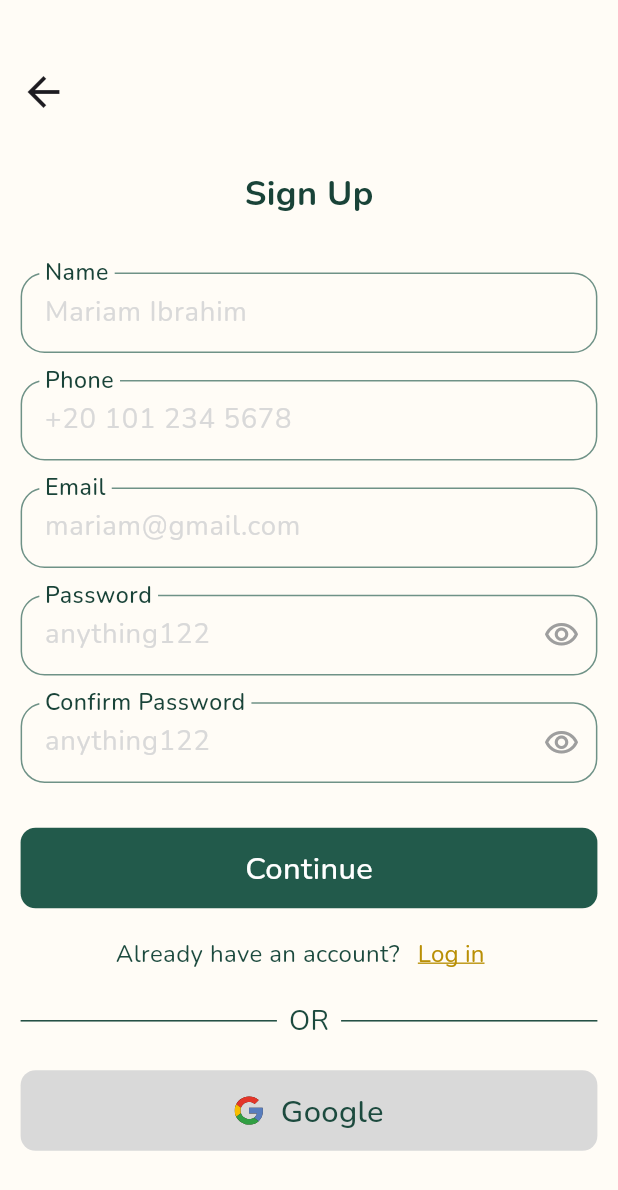
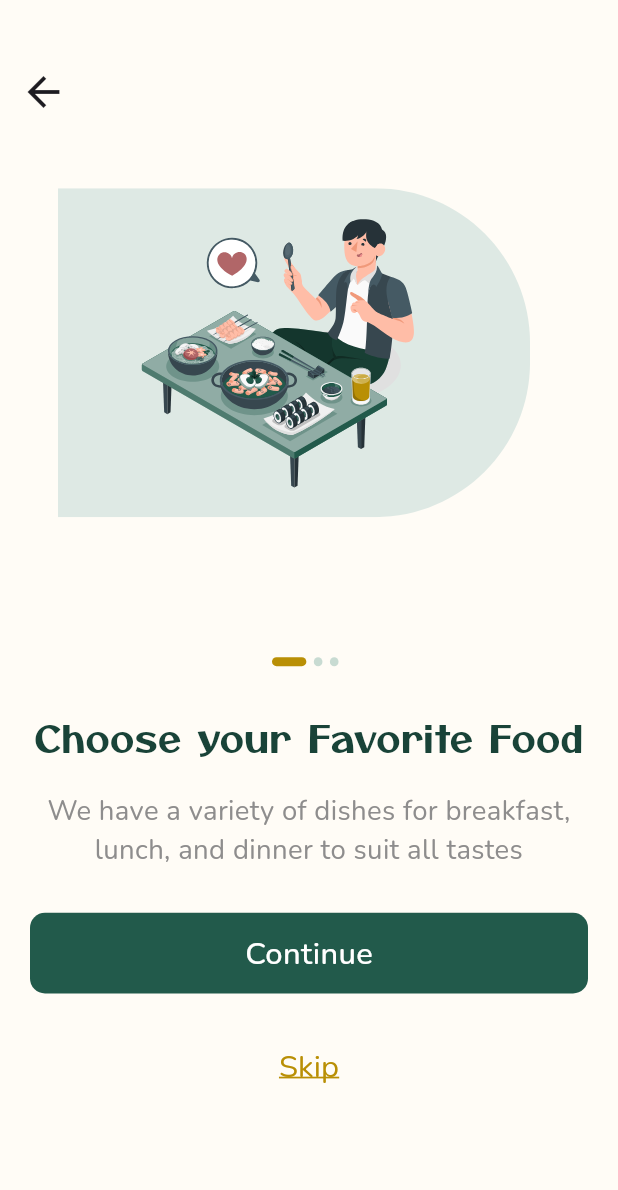
Before and after one commit to Mariamibrahim88/GraceCycle, a Flutter app: the screen it shows after launch, after a tap on the "arrow back" icon, on a phone screen of 412 x 824 dp. Shown: the top 1190 px of the screen. Run offline on Flutter 3.47's test engine with Material 3 defaults, Android fonts, the phone set to English and light mode, and no system bars; our stand-ins replace bloc, flutter_bloc, flutter_otp_text_field, flutter_screenutil, flutter_svg, google_fonts.

Commit message:
finish onbourding screens

```diff
--- a/lib/core/routes/app_routes.dart
+++ b/lib/core/routes/app_routes.dart
@@ -6,6 +6,7 @@ import 'package:grace_cycle/features/Authentication/presentation/views/signup_co
 import 'package:grace_cycle/features/Authentication/presentation/views/signup_view.dart';
 import 'package:grace_cycle/features/Authentication/presentation/views/succ_set_new_pass_view.dart';
 import 'package:grace_cycle/features/Authentication/presentation/views/verify_your_email_view.dart';
+import 'package:grace_cycle/features/onBourding/presentation/views/onbourding_view.dart';
 
 class Routes {
   static const String initialRoute = '/';
@@ -15,15 +16,15 @@ class Routes {
   static const String firstForgetPass = '/firstForgetPass';
   static const String verfiyYourEmail = '/verfiyYourEmail';
   static const String setNewPass = '/setNewPass';
-    static const String succSetNewPass = '/succSetNewPass';
-
+  static const String succSetNewPass = '/succSetNewPass';
+  static const String onBourding = '/OnBourding';
 }
 
 class AppRoutes {
   static Route? generateRoute(RouteSettings settings) {
     switch (settings.name) {
       case Routes.initialRoute:
-        return MaterialPageRoute(builder: (_) => const SignupView());
+        return MaterialPageRoute(builder: (_) => const OnBourdingView());
       case Routes.continueSignup:
         return MaterialPageRoute(builder: (_) => const SignupContinueView());
       case Routes.login:
@@ -36,6 +37,8 @@ class AppRoutes {
         return MaterialPageRoute(builder: (_) => const SetNewPassView());
       case Routes.succSetNewPass:
         return MaterialPageRoute(builder: (_) => const SuccSetNewPassView());
+      case Routes.onBourding:
+        return MaterialPageRoute(builder: (_) => const OnBourdingView());
       default:
         return MaterialPageRoute(builder: (_) => const Scaffold());
     }
--- a/lib/core/utils/app_assets.dart
+++ b/lib/core/utils/app_assets.dart
@@ -4,4 +4,7 @@ class AppAssets {
   static String imgVerifyYourEmail = 'assets/images/verifyyourpass.svg';
   static String imgGoogle = 'assets/images/google.svg';
   static String imgCongratulation = 'assets/images/conglatulatons.svg';
+  static String imgOnboarding1 = 'assets/images/imgThree.svg';
+  static String imgOnboarding2 = 'assets/images/imgTwo.svg';
+  static String imgOnboarding3 = 'assets/images/imgOne.svg';
 }
--- a/lib/core/utils/app_colors.dart
+++ b/lib/core/utils/app_colors.dart
@@ -10,4 +10,6 @@ class AppColors {
   static const Color greenBorder = Color(0xff6F9287);
   static const Color greenButt = Color(0xff225A4B);
   static const Color grey2 = Color(0xffC4C7C5);
+  static const Color grey3 = Color(0xff8E8D8D);
+  static const Color secondgreenItself = Color(0xffC8DBD2);
 }
--- a/lib/features/Authentication/presentation/views/widgets/custom_app_bar.dart
+++ b/lib/core/widgets/custom_app_bar.dart
@@ -3,9 +3,11 @@ import 'package:flutter/material.dart';
 class CustomAppBar extends StatelessWidget implements PreferredSizeWidget {
   const CustomAppBar({
     super.key,
+    this.padding = const EdgeInsets.only(top: 45.0, left: 2.0),
     required this.onPressed,
   });
   final void Function()? onPressed;
+  final EdgeInsetsGeometry padding;
 
   @override
   Widget build(BuildContext context) {
@@ -15,9 +17,9 @@ class CustomAppBar extends StatelessWidget implements PreferredSizeWidget {
       backgroundColor: Colors.transparent,
       leading: GestureDetector(
         onTap: onPressed,
-        child: const Padding(
-          padding: EdgeInsets.only(top: 45.0, left: 2.0),
-          child: Icon(
+        child: Padding(
+          padding: padding,
+          child: const Icon(
             Icons.arrow_back_outlined,
             size: 32,
           ),
--- a/lib/features/Authentication/presentation/views/first_forget_pass_view.dart
+++ b/lib/features/Authentication/presentation/views/first_forget_pass_view.dart
@@ -1,6 +1,6 @@
 import 'package:flutter/material.dart';
 import 'package:grace_cycle/core/utils/app_colors.dart';
-import 'package:grace_cycle/features/Authentication/presentation/views/widgets/custom_app_bar.dart';
+import 'package:grace_cycle/core/widgets/custom_app_bar.dart';
 import 'package:grace_cycle/features/Authentication/presentation/views/widgets/first_forget_pass_view_body.dart';
 
 class FirstForgetPassView extends StatelessWidget {
--- a/lib/features/Authentication/presentation/views/login_in_view.dart
+++ b/lib/features/Authentication/presentation/views/login_in_view.dart
@@ -1,6 +1,6 @@
 import 'package:flutter/material.dart';
 import 'package:grace_cycle/core/utils/app_colors.dart';
-import 'package:grace_cycle/features/Authentication/presentation/views/widgets/custom_app_bar.dart';
+import 'package:grace_cycle/core/widgets/custom_app_bar.dart';
 import 'package:grace_cycle/features/Authentication/presentation/views/widgets/login_view_body.dart';
 
 class LoginInView extends StatelessWidget {
--- a/lib/features/Authentication/presentation/views/set_new_pass_view.dart
+++ b/lib/features/Authentication/presentation/views/set_new_pass_view.dart
@@ -1,6 +1,6 @@
 import 'package:flutter/material.dart';
 import 'package:grace_cycle/core/utils/app_colors.dart';
-import 'package:grace_cycle/features/Authentication/presentation/views/widgets/custom_app_bar.dart';
+import 'package:grace_cycle/core/widgets/custom_app_bar.dart';
 import 'package:grace_cycle/features/Authentication/presentation/views/widgets/set_new_pass_view_body.dart';
 
 class SetNewPassView extends StatelessWidget {
--- a/lib/features/Authentication/presentation/views/signup_continue_view.dart
+++ b/lib/features/Authentication/presentation/views/signup_continue_view.dart
@@ -1,6 +1,6 @@
 import 'package:flutter/material.dart';
 import 'package:grace_cycle/core/utils/app_colors.dart';
-import 'package:grace_cycle/features/Authentication/presentation/views/widgets/custom_app_bar.dart';
+import 'package:grace_cycle/core/widgets/custom_app_bar.dart';
 import 'package:grace_cycle/features/Authentication/presentation/views/widgets/signup_continue_body.dart';
 
 class SignupContinueView extends StatelessWidget {
--- a/lib/features/Authentication/presentation/views/signup_view.dart
+++ b/lib/features/Authentication/presentation/views/signup_view.dart
@@ -1,6 +1,6 @@
 import 'package:flutter/material.dart';
 import 'package:grace_cycle/core/utils/app_colors.dart';
-import 'package:grace_cycle/features/Authentication/presentation/views/widgets/custom_app_bar.dart';
+import 'package:grace_cycle/core/widgets/custom_app_bar.dart';
 import 'package:grace_cycle/features/Authentication/presentation/views/widgets/signup_view_body.dart';
 
 class SignupView extends StatelessWidget {
--- a/lib/features/Authentication/presentation/views/succ_set_new_pass_view.dart
+++ b/lib/features/Authentication/presentation/views/succ_set_new_pass_view.dart
@@ -1,6 +1,6 @@
 import 'package:flutter/material.dart';
 import 'package:grace_cycle/core/utils/app_colors.dart';
-import 'package:grace_cycle/features/Authentication/presentation/views/widgets/custom_app_bar.dart';
+import 'package:grace_cycle/core/widgets/custom_app_bar.dart';
 import 'package:grace_cycle/features/Authentication/presentation/views/widgets/succ_set_new_pass_view_body.dart';
 
 class SuccSetNewPassView extends StatelessWidget {
--- a/lib/features/Authentication/presentation/views/verify_your_email_view.dart
+++ b/lib/features/Authentication/presentation/views/verify_your_email_view.dart
@@ -1,6 +1,6 @@
 import 'package:flutter/material.dart';
 import 'package:grace_cycle/core/utils/app_colors.dart';
-import 'package:grace_cycle/features/Authentication/presentation/views/widgets/custom_app_bar.dart';
+import 'package:grace_cycle/core/widgets/custom_app_bar.dart';
 import 'package:grace_cycle/features/Authentication/presentation/views/widgets/verify_your_email_view_body.dart';
 
 class VerifyYourEmailView extends StatelessWidget {
--- a/lib/features/Authentication/presentation/views/widgets/custom_yellow_text.dart
+++ b/lib/features/Authentication/presentation/views/widgets/custom_yellow_text.dart
@@ -4,9 +4,11 @@ import 'package:google_fonts/google_fonts.dart';
 import 'package:grace_cycle/core/utils/app_colors.dart';
 
 class CustomYellowText extends StatelessWidget {
-  const CustomYellowText({super.key, required this.text2, this.onPressed});
+  const CustomYellowText(
+      {super.key, this.fontsize = 14, required this.text2, this.onPressed});
 
   final String text2;
+  final double fontsize;
   final Function()? onPressed;
 
   @override
@@ -16,7 +18,7 @@ class CustomYellowText extends StatelessWidget {
       child: Text(text2,
           style: GoogleFonts.nunito(
               textBaseline: TextBaseline.alphabetic,
-              fontSize: 14.sp,
+              fontSize: fontsize.sp,
               decoration: TextDecoration.underline,
               decorationColor: AppColors.yellow,
               decorationThickness: 2,
--- /dev/null
+++ b/lib/features/onBourding/presentation/views/components/onbourding_body.dart
@@ -0,0 +1,179 @@
+import 'package:flutter/material.dart';
+import 'package:flutter_screenutil/flutter_screenutil.dart';
+import 'package:flutter_svg/flutter_svg.dart';
+import 'package:google_fonts/google_fonts.dart';
+import 'package:grace_cycle/core/utils/app_colors.dart';
+import 'package:grace_cycle/core/utils/app_spacing.dart';
+import 'package:grace_cycle/core/widgets/custom_app_bar.dart';
+import 'package:grace_cycle/features/Authentication/presentation/views/widgets/custom_button.dart';
+import 'package:grace_cycle/features/Authentication/presentation/views/widgets/custom_yellow_text.dart';
+import 'package:grace_cycle/features/onBourding/presentation/views/components/onBourding_data.dart';
+
+class OnbourdingBody extends StatefulWidget {
+  const OnbourdingBody({super.key});
+
+  @override
+  State<OnbourdingBody> createState() => _OnbourdingBodyState();
+}
+
+class _OnbourdingBodyState extends State<OnbourdingBody> {
+  final controller = OnbourdingData();
+  final pageController = PageController();
+  int currentIndex = 0;
+
+  @override
+  Widget build(BuildContext context) {
+    return Column(
+      children: [
+        Expanded(
+          child: PageView.builder(
+            onPageChanged: (value) {
+              setState(() {
+                currentIndex = value;
+              });
+            },
+            controller: pageController,
+            itemCount: controller.items.length,
+            itemBuilder: (context, index) => index == 1
+                ? _buildSpecialPage(index)
+                : _buildDefaultPage(index),
+          ),
+        ),
+      ],
+    );
+  }
+
+  Widget _buildSpecialPage(int index) {
+    return Column(
+      children: [
+        Row(
+          crossAxisAlignment: CrossAxisAlignment.start,
+          children: [
+            Padding(
+              padding: const EdgeInsets.only(top: 45.0, left: 10.0),
+              child: GestureDetector(
+                onTap: () => pageController.previousPage(
+                  duration: const Duration(milliseconds: 300),
+                  curve: Curves.easeIn,
+                ),
+                child: const Icon(
+                  Icons.arrow_back_outlined,
+                  size: 32,
+                ),
+              ),
+            ),
+            SizedBox(
+              height: 300.h,
+              width: 275.w,
+              child: SvgPicture.asset(controller.items[index].image),
+            ),
+          ],
+        ),
+        verticalSpace(65),
+        buildDots(),
+        verticalSpace(24),
+        _buildContent(index),
+      ],
+    );
+  }
+
+  Widget _buildDefaultPage(int index) {
+    return Column(
+      children: [
+        CustomAppBar(
+          onPressed: () {
+            currentIndex == 0
+                ? Navigator.pop(context)
+                : pageController.previousPage(
+                    duration: const Duration(milliseconds: 700),
+                    curve: Curves.easeIn,
+                  );
+          },
+        ),
+        Padding(
+          padding: currentIndex == 0
+              ? const EdgeInsets.only(right: 20)
+              : currentIndex == 2
+                  ? const EdgeInsets.only(left: 20)
+                  : const EdgeInsets.symmetric(horizontal: 20),
+          child: SvgPicture.asset(controller.items[index].image,
+              height: 300.h, width: 275.w),
+        ),
+        verticalSpace(20),
+        buildDots(),
+        verticalSpace(24),
+        _buildContent(index),
+      ],
+    );
+  }
+
+  Widget _buildContent(int index) {
+    return Padding(
+      padding: const EdgeInsets.symmetric(horizontal: 20),
+      child: Column(
+        children: [
+          Text(
+            controller.items[index].title,
+            style: TextStyle(
+              fontSize: 22.sp,
+              color: AppColors.greentit,
+              fontFamily: 'OtomanopeeOne',
+              fontWeight: FontWeight.w400,
+            ),
+          ),
+          SizedBox(height: 16.h),
+          Text(
+            controller.items[index].description,
+            textAlign: TextAlign.center,
+            style: GoogleFonts.nunito(
+              fontSize: 16.sp,
+              color: AppColors.grey3,
+              fontWeight: FontWeight.w400,
+            ),
+          ),
+          verticalSpace(24),
+          CustomButton(
+            text: 'Continue',
+            onPressed: () {
+              currentIndex == 2
+                  ? Navigator.pop(context)
+                  : pageController.nextPage(
+                      duration: const Duration(milliseconds: 300),
+                      curve: Curves.easeIn,
+                    );
+            },
+            textColor: Colors.white,
+            color: AppColors.greenButt,
+          ),
+          verticalSpace(20),
+          CustomYellowText(
+            text2: 'Skip',
+            fontsize: 18,
+            onPressed: () => Navigator.pop(context),
+          ),
+        ],
+      ),
+    );
+  }
+
+  Widget buildDots() {
+    return Row(
+      mainAxisAlignment: MainAxisAlignment.center,
+      children: List.generate(
+        controller.items.length,
+        (index) => AnimatedContainer(
+          duration: const Duration(milliseconds: 700),
+          margin: const EdgeInsets.only(right: 5),
+          height: 5.h,
+          width: currentIndex == index ? 20.w : 5.w,
+          decoration: BoxDecoration(
+            color: currentIndex == index
+                ? AppColors.yellow
+                : AppColors.secondgreenItself,
+            borderRadius: BorderRadius.circular(10),
+          ),
+        ),
+      ),
+    );
+  }
+}
--- /dev/null
+++ b/lib/features/onBourding/presentation/views/components/onbourding_data.dart
@@ -0,0 +1,21 @@
+import 'package:grace_cycle/core/utils/app_assets.dart';
+import 'package:grace_cycle/features/onBourding/presentation/views/components/onBourding_Info.dart';
+
+class OnbourdingData {
+  List<OnbourdingInfo> items = [
+    OnbourdingInfo(
+        title: 'Choose your Favorite Food',
+        description:
+            'We have a variety of dishes for breakfast, lunch, and dinner to suit all tastes',
+        image: AppAssets.imgOnboarding1),
+    OnbourdingInfo(
+        title: 'Save money on your food',
+        description:
+            'Enjoy exclusive discounts on all your favorite snacks year-round',
+        image: AppAssets.imgOnboarding2),
+    OnbourdingInfo(
+        title: 'Delivery to your door',
+        description: 'Enjoy the feature of ordering food \n to your door',
+        image: AppAssets.imgOnboarding3),
+  ];
+}
--- /dev/null
+++ b/lib/features/onBourding/presentation/views/components/onbourding_info.dart
@@ -0,0 +1,11 @@
+class OnbourdingInfo {
+  final String title;
+  final String description;
+  final String image;
+
+  OnbourdingInfo({
+    required this.title,
+    required this.description,
+    required this.image,
+  });
+}
--- /dev/null
+++ b/lib/features/onBourding/presentation/views/onbourding_view.dart
@@ -0,0 +1,22 @@
+import 'package:flutter/material.dart';
+import 'package:grace_cycle/core/utils/app_colors.dart';
+import 'package:grace_cycle/core/widgets/custom_app_bar.dart';
+import 'package:grace_cycle/features/onBourding/presentation/views/components/onbourding_body.dart';
+
+class OnBourdingView extends StatelessWidget {
+  const OnBourdingView({super.key});
+
+  @override
+  Widget build(BuildContext context) {
+    return SafeArea(
+        child: Scaffold(
+            // appBar: CustomAppBar(
+            //   padding: const EdgeInsets.all(0),
+            //   onPressed: () {
+            //     Navigator.pop(context);
+            //   },
+            // ),
+            backgroundColor: AppColors.basicWhite,
+            body: const OnbourdingBody()));
+  }
+}
```
Also changed, not shown: pubspec.yaml (+4 -4 lines), assets/fonts/OtomanopeeOne-Regular.ttf (added), pubspec.lock.
